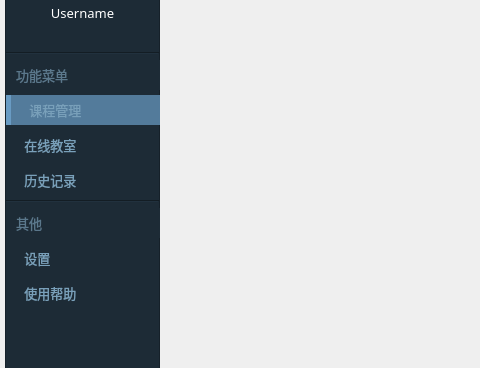
StatusOnIineEducationDev/status-desktop, file Status/Resources/ui/c_mainWindow.ui: the form before one commit; both pictures show x 0 to 480 and y 137 to 505 of the 990 by 690 pixel window.
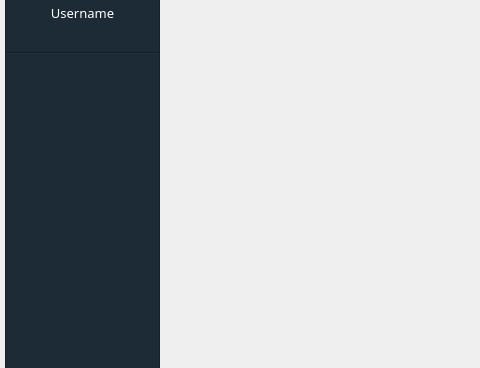
The form after the commit. Icons and pictures are not drawn.

Commit message: 组件化重构完成（搁置了部分功能）

The edit to the form file:
```diff
--- a/Status/Resources/ui/c_mainWindow.ui
+++ b/Status/Resources/ui/c_mainWindow.ui
@@ -762,315 +762,7 @@
         </widget>
        </item>
        <item>
-        <widget class="QLabel" name="function_navigation_text">
-         <property name="minimumSize">
-          <size>
-           <width>155</width>
-           <height>30</height>
-          </size>
-         </property>
-         <property name="maximumSize">
-          <size>
-           <width>155</width>
-           <height>30</height>
-          </size>
-         </property>
-         <property name="font">
-          <font>
-           <family>微软雅黑</family>
-           <pointsize>10</pointsize>
-          </font>
-         </property>
-         <property name="styleSheet">
-          <string notr="true">QLabel {
-	color: #5b788c;
-}</string>
-         </property>
-         <property name="text">
-          <string>   功能菜单</string>
-         </property>
-         <property name="alignment">
-          <set>Qt::AlignLeading|Qt::AlignLeft|Qt::AlignVCenter</set>
-         </property>
-        </widget>
-       </item>
-       <item>
-        <widget class="QPushButton" name="course_btn">
-         <property name="minimumSize">
-          <size>
-           <width>155</width>
-           <height>30</height>
-          </size>
-         </property>
-         <property name="maximumSize">
-          <size>
-           <width>155</width>
-           <height>30</height>
-          </size>
-         </property>
-         <property name="font">
-          <font>
-           <family>微软雅黑</family>
-           <pointsize>10</pointsize>
-          </font>
-         </property>
-         <property name="cursor">
-          <cursorShape>PointingHandCursor</cursorShape>
-         </property>
-         <property name="styleSheet">
-          <string notr="true"/>
-         </property>
-         <property name="text">
-          <string> 课程管理</string>
-         </property>
-         <property name="icon">
-          <iconset resource="../../Status.qrc">
-           <normaloff>:/button/Resources/material/button/course.png</normaloff>:/button/Resources/material/button/course.png</iconset>
-         </property>
-         <property name="iconSize">
-          <size>
-           <width>18</width>
-           <height>18</height>
-          </size>
-         </property>
-         <property name="checkable">
-          <bool>true</bool>
-         </property>
-         <property name="checked">
-          <bool>true</bool>
-         </property>
-         <attribute name="buttonGroup">
-          <string notr="true">list_buttonGroup</string>
-         </attribute>
-        </widget>
-       </item>
-       <item>
-        <widget class="QPushButton" name="interaction_btn">
-         <property name="minimumSize">
-          <size>
-           <width>155</width>
-           <height>30</height>
-          </size>
-         </property>
-         <property name="maximumSize">
-          <size>
-           <width>155</width>
-           <height>30</height>
-          </size>
-         </property>
-         <property name="font">
-          <font>
-           <family>微软雅黑</family>
-           <pointsize>10</pointsize>
-          </font>
-         </property>
-         <property name="cursor">
-          <cursorShape>PointingHandCursor</cursorShape>
-         </property>
-         <property name="styleSheet">
-          <string notr="true"/>
-         </property>
-         <property name="text">
-          <string> 在线教室</string>
-         </property>
-         <property name="icon">
-          <iconset resource="../../Status.qrc">
-           <normaloff>:/button/Resources/material/button/interaction.png</normaloff>:/button/Resources/material/button/interaction.png</iconset>
-         </property>
-         <property name="iconSize">
-          <size>
-           <width>18</width>
-           <height>18</height>
-          </size>
-         </property>
-         <property name="checkable">
-          <bool>true</bool>
-         </property>
-         <attribute name="buttonGroup">
-          <string notr="true">list_buttonGroup</string>
-         </attribute>
-        </widget>
-       </item>
-       <item>
-        <widget class="QPushButton" name="history_btn">
-         <property name="minimumSize">
-          <size>
-           <width>155</width>
-           <height>30</height>
-          </size>
-         </property>
-         <property name="maximumSize">
-          <size>
-           <width>155</width>
-           <height>30</height>
-          </size>
-         </property>
-         <property name="font">
-          <font>
-           <family>微软雅黑</family>
-           <pointsize>10</pointsize>
-          </font>
-         </property>
-         <property name="cursor">
-          <cursorShape>PointingHandCursor</cursorShape>
-         </property>
-         <property name="styleSheet">
-          <string notr="true"/>
-         </property>
-         <property name="text">
-          <string> 历史记录</string>
-         </property>
-         <property name="icon">
-          <iconset resource="../../Status.qrc">
-           <normaloff>:/button/Resources/material/button/history.png</normaloff>:/button/Resources/material/button/history.png</iconset>
-         </property>
-         <property name="iconSize">
-          <size>
-           <width>18</width>
-           <height>18</height>
-          </size>
-         </property>
-         <property name="checkable">
-          <bool>true</bool>
-         </property>
-         <attribute name="buttonGroup">
-          <string notr="true">list_buttonGroup</string>
-         </attribute>
-        </widget>
-       </item>
-       <item>
-        <widget class="Line" name="line_2">
-         <property name="orientation">
-          <enum>Qt::Horizontal</enum>
-         </property>
-        </widget>
-       </item>
-       <item>
-        <widget class="QLabel" name="other_navigation_text">
-         <property name="minimumSize">
-          <size>
-           <width>155</width>
-           <height>30</height>
-          </size>
-         </property>
-         <property name="maximumSize">
-          <size>
-           <width>155</width>
-           <height>30</height>
-          </size>
-         </property>
-         <property name="font">
-          <font>
-           <family>微软雅黑</family>
-           <pointsize>10</pointsize>
-          </font>
-         </property>
-         <property name="styleSheet">
-          <string notr="true">QLabel {
-	color: #5b788c;
-}</string>
-         </property>
-         <property name="text">
-          <string>   其他</string>
-         </property>
-         <property name="alignment">
-          <set>Qt::AlignLeading|Qt::AlignLeft|Qt::AlignVCenter</set>
-         </property>
-        </widget>
-       </item>
-       <item>
-        <widget class="QPushButton" name="setting_btn">
-         <property name="minimumSize">
-          <size>
-           <width>155</width>
-           <height>30</height>
-          </size>
-         </property>
-         <property name="maximumSize">
-          <size>
-           <width>155</width>
-           <height>30</height>
-          </size>
-         </property>
-         <property name="font">
-          <font>
-           <family>微软雅黑</family>
-           <pointsize>10</pointsize>
-          </font>
-         </property>
-         <property name="cursor">
-          <cursorShape>PointingHandCursor</cursorShape>
-         </property>
-         <property name="styleSheet">
-          <string notr="true"/>
-         </property>
-         <property name="text">
-          <string> 设置</string>
-         </property>
-         <property name="icon">
-          <iconset resource="../../Status.qrc">
-           <normaloff>:/button/Resources/material/button/setting.png</normaloff>:/button/Resources/material/button/setting.png</iconset>
-         </property>
-         <property name="iconSize">
-          <size>
-           <width>18</width>
-           <height>18</height>
-          </size>
-         </property>
-         <property name="checkable">
-          <bool>true</bool>
-         </property>
-         <attribute name="buttonGroup">
-          <string notr="true">list_buttonGroup</string>
-         </attribute>
-        </widget>
-       </item>
-       <item>
-        <widget class="QPushButton" name="document_btn">
-         <property name="minimumSize">
-          <size>
-           <width>155</width>
-           <height>30</height>
-          </size>
-         </property>
-         <property name="maximumSize">
-          <size>
-           <width>155</width>
-           <height>30</height>
-          </size>
-         </property>
-         <property name="font">
-          <font>
-           <family>微软雅黑</family>
-           <pointsize>10</pointsize>
-          </font>
-         </property>
-         <property name="cursor">
-          <cursorShape>PointingHandCursor</cursorShape>
-         </property>
-         <property name="styleSheet">
-          <string notr="true"/>
-         </property>
-         <property name="text">
-          <string> 使用帮助</string>
-         </property>
-         <property name="icon">
-          <iconset resource="../../Status.qrc">
-           <normaloff>:/button/Resources/material/button/document.png</normaloff>:/button/Resources/material/button/document.png</iconset>
-         </property>
-         <property name="iconSize">
-          <size>
-           <width>18</width>
-           <height>18</height>
-          </size>
-         </property>
-         <property name="checkable">
-          <bool>true</bool>
-         </property>
-         <attribute name="buttonGroup">
-          <string notr="true">list_buttonGroup</string>
-         </attribute>
-        </widget>
+        <layout class="QGridLayout" name="function_button_widget_layout"/>
        </item>
        <item>
         <spacer name="verticalSpacer">
```
The commit also changes 94 other files.
